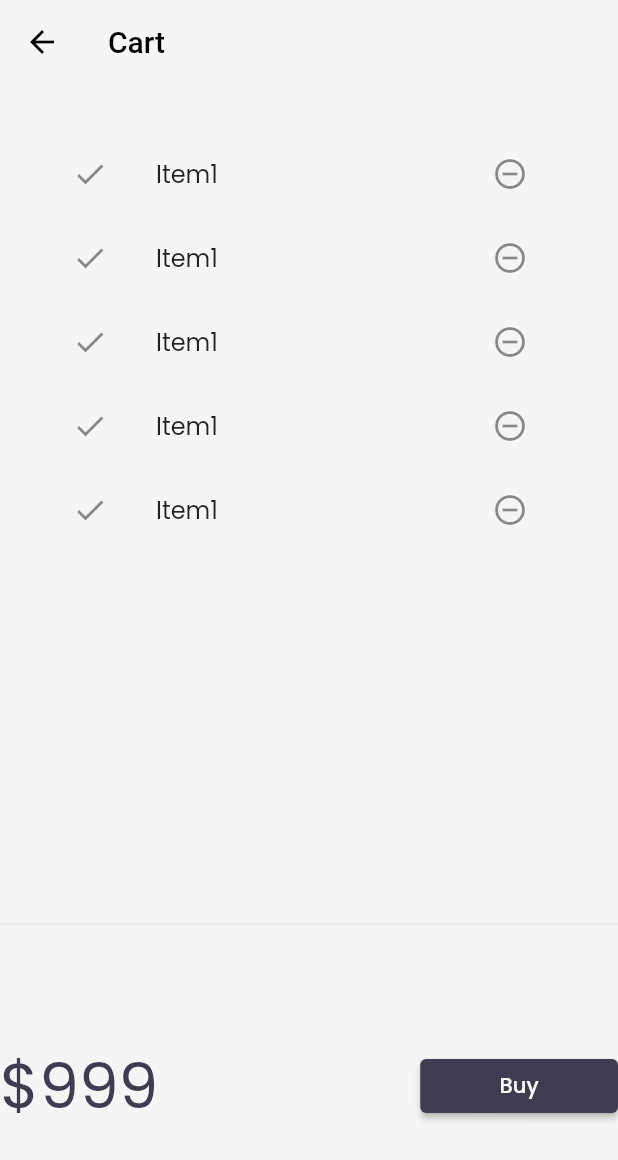
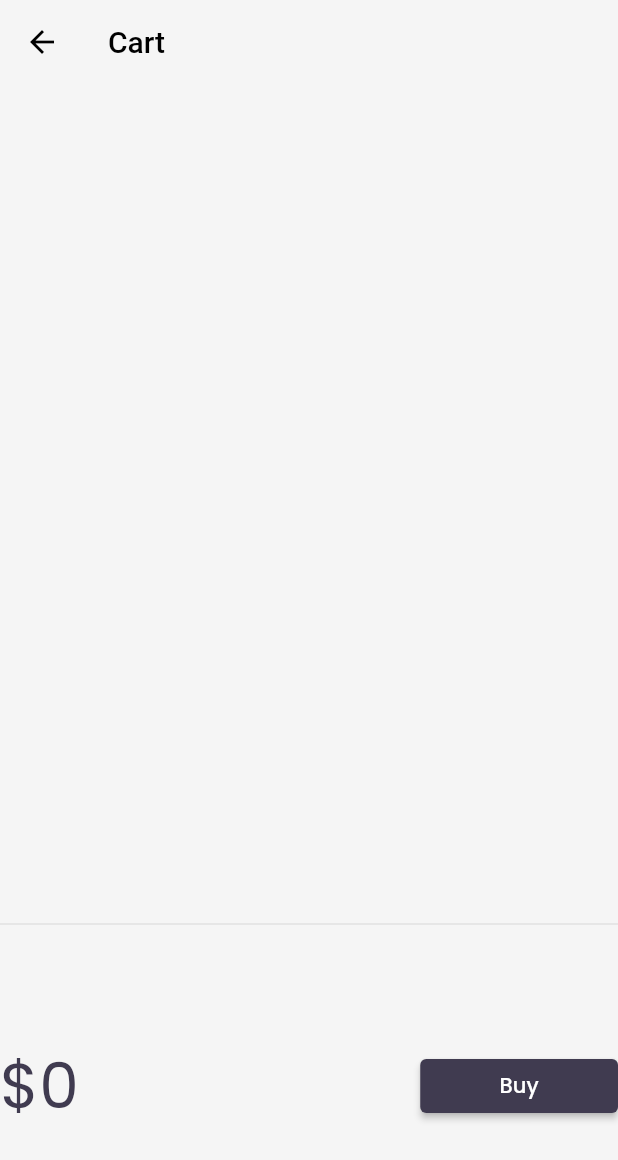
Before and after one commit to ShubhamSShinde-U/E-commerce-App-using-Flutter, a Flutter app: the HomePage screen opened by its route, after a tap on an icon or button, on a phone screen of 412 x 824 dp. Shown: the top 1160 px of the screen. Run offline on Flutter 3.47's test engine with Material 2 defaults, Android fonts, the phone set to English and light mode, and no system bars; our stand-ins replace google_fonts, velocity_x; network calls fail.

Commit message:
Day-17 Completd

```diff
--- a/lib/models/cart.dart
+++ b/lib/models/cart.dart
@@ -1,6 +1,14 @@
 import 'package:flutter_application_1/models/catalog.dart';
 
 class CartModel{
+
+  //as we creted new object for every click so to avoid this create only one object for all
+  //singleton class
+  static final cartModel = CartModel._internal();
+  CartModel._internal();
+  factory CartModel() => cartModel;
+
+
   //catalog field
   late CatalogModel _catalog;
 
@@ -12,18 +20,18 @@ class CartModel{
   CatalogModel get catalog => _catalog;
 
   //set new catalog to new catalog
-  set CatalogModel(CatalogModel newCatalogModel){
+  set catalog(CatalogModel newCatalogModel){
     assert(newCatalogModel!=null);//newcatalog can not be null
     _catalog = newCatalogModel;
   }
 
   //get items in cart
-  List get items => _itemIds.map((id) => _catalog.getById(id)).toList();
+  List<Item> get items => _itemIds.map((id) => _catalog.getById(id)).toList();
 
 
   //get total price
   // num get totalPrice => items.fold(initialValue, (previousValue, element) => null)
-     num get totalPrice => items.fold(0, (total, current) => total+current);
+     num get totalPrice => items.fold(0, (total, current) => total+current.price);
 
 
   //add item
--- a/lib/models/catalog.dart
+++ b/lib/models/catalog.dart
@@ -113,6 +113,10 @@ class CatalogModel{
   //  ),
 ];
 
+  static final catalogModel = CatalogModel._internal();
+  CatalogModel._internal();
+  factory CatalogModel() => catalogModel;
+
   Item getById(int id) => items.firstWhere((element) => element.id == id, orElse: null);
   Item getByPos(int pos) => items[pos];
 }
--- a/lib/pages/cart_page.dart
+++ b/lib/pages/cart_page.dart
@@ -1,4 +1,5 @@
 import 'package:flutter/material.dart';
+import 'package:flutter_application_1/models/cart.dart';
 import 'package:flutter_application_1/widgets/themes.dart';
 import 'package:velocity_x/velocity_x.dart';
 
@@ -29,12 +30,13 @@ class _CartTotal extends StatelessWidget {
 
   @override
   Widget build(BuildContext context) {
+    final _cart = CartModel();
     return SizedBox(
       height: 200,
       child: Row(
         mainAxisAlignment: MainAxisAlignment.spaceBetween,
         children: [
-          "\$999".text.xl5.color(context.theme.accentColor).make(),
+          "\$${_cart.totalPrice}".text.xl5.color(context.theme.accentColor).make(),
           30.widthBox,
           ElevatedButton(onPressed: (){
             ScaffoldMessenger.of(context).showSnackBar(SnackBar(content: "Buying not yet supprted".text.make()));
@@ -56,17 +58,18 @@ class _CartList extends StatefulWidget {
 }
 
 class _CartListState extends State<_CartList> {
+  final _cart = CartModel();
   @override
   Widget build(BuildContext context) {
     return ListView.builder(
-      itemCount: 5,
+      itemCount: _cart.items.length,
       itemBuilder: (context, index) =>  ListTile(
         leading: const Icon(Icons.done),
         trailing: IconButton(
           icon: const Icon(Icons.remove_circle_outline),
           onPressed: (){},
           ),
-          title: "Item1".text.make(),
+          title:_cart.items[index].name.text.make(),
       ),
     );
   }
--- a/lib/widgets/home_widgets/catalog_list.dart
+++ b/lib/widgets/home_widgets/catalog_list.dart
@@ -1,4 +1,5 @@
 import 'package:flutter/material.dart';
+import 'package:flutter_application_1/models/cart.dart';
 import 'package:flutter_application_1/models/catalog.dart';
 import 'package:flutter_application_1/pages/home_detail_page.dart';
 import 'package:flutter_application_1/widgets/home_widgets/catalog_image.dart';
@@ -71,14 +72,7 @@ class CatalogItem extends StatelessWidget {
                   alignment: MainAxisAlignment.spaceBetween,
                   children: [
                     "\$${catalog.price}".text.bold.xl.make(),
-                    ElevatedButton(
-                      onPressed: (){},
-                      style: ButtonStyle(
-                        backgroundColor: MaterialStateProperty.all(context.theme.buttonColor),
-                        shape: MaterialStateProperty.all(const StadiumBorder())
-                      ),
-                      child: "Add to Cart".text.make()
-                      )
+                    _AddToCart(catalog:catalog)
                   ],
                 )
               ],
@@ -89,3 +83,37 @@ class CatalogItem extends StatelessWidget {
     );//similar to container
   }
 }
+
+class _AddToCart extends StatefulWidget {
+  final Item catalog;
+  const _AddToCart({
+    super.key, required this.catalog,
+  });
+
+  @override
+  State<_AddToCart> createState() => _AddToCartState();
+}
+
+class _AddToCartState extends State<_AddToCart> {
+   bool isAdded = false;
+  @override
+  Widget build(BuildContext context) {
+    return ElevatedButton(
+      onPressed: (){
+        isAdded = isAdded.toggle();
+        final _catalog = CatalogModel();
+        final _cart = CartModel();
+        _cart.catalog = _catalog; //set catalog
+        _cart.add(widget.catalog);
+        setState(() {
+
+        });
+      },
+      style: ButtonStyle(
+        backgroundColor: MaterialStateProperty.all(context.theme.buttonColor),
+        shape: MaterialStateProperty.all(const StadiumBorder())
+      ),
+      child: isAdded ? const Icon(Icons.done): "Add to Cart".text.make()
+      );
+  }
+}
```
